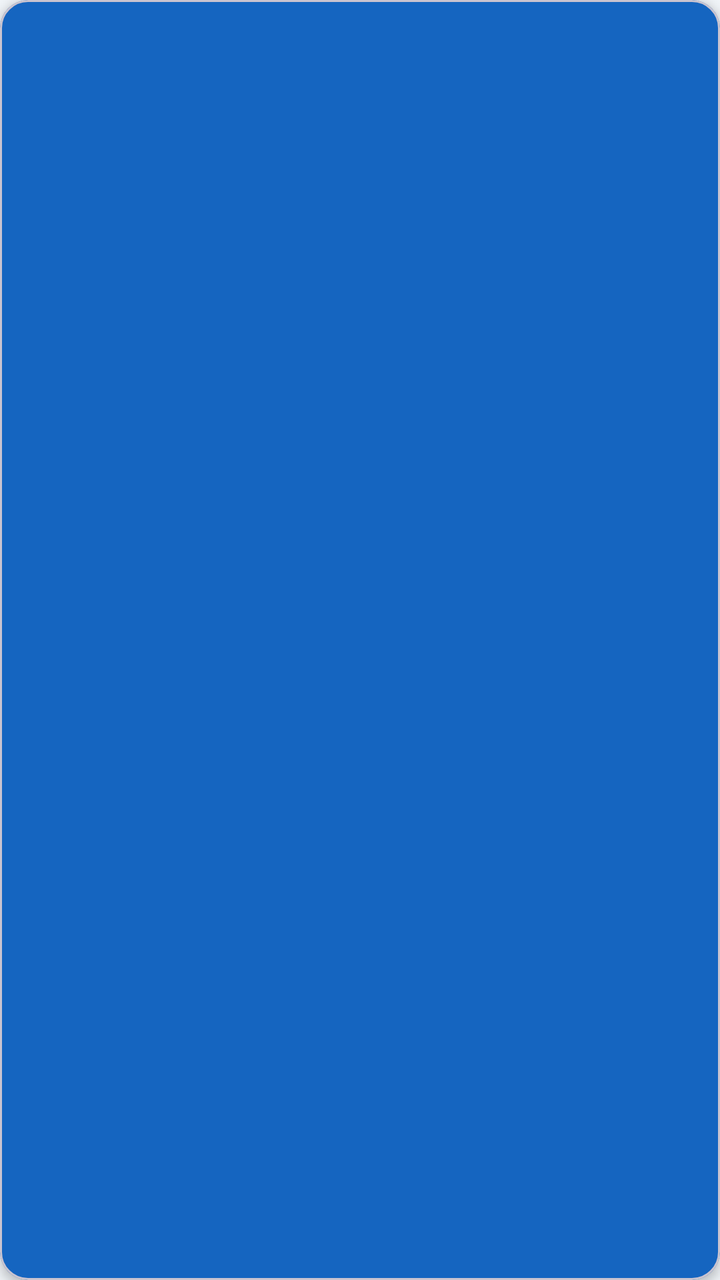
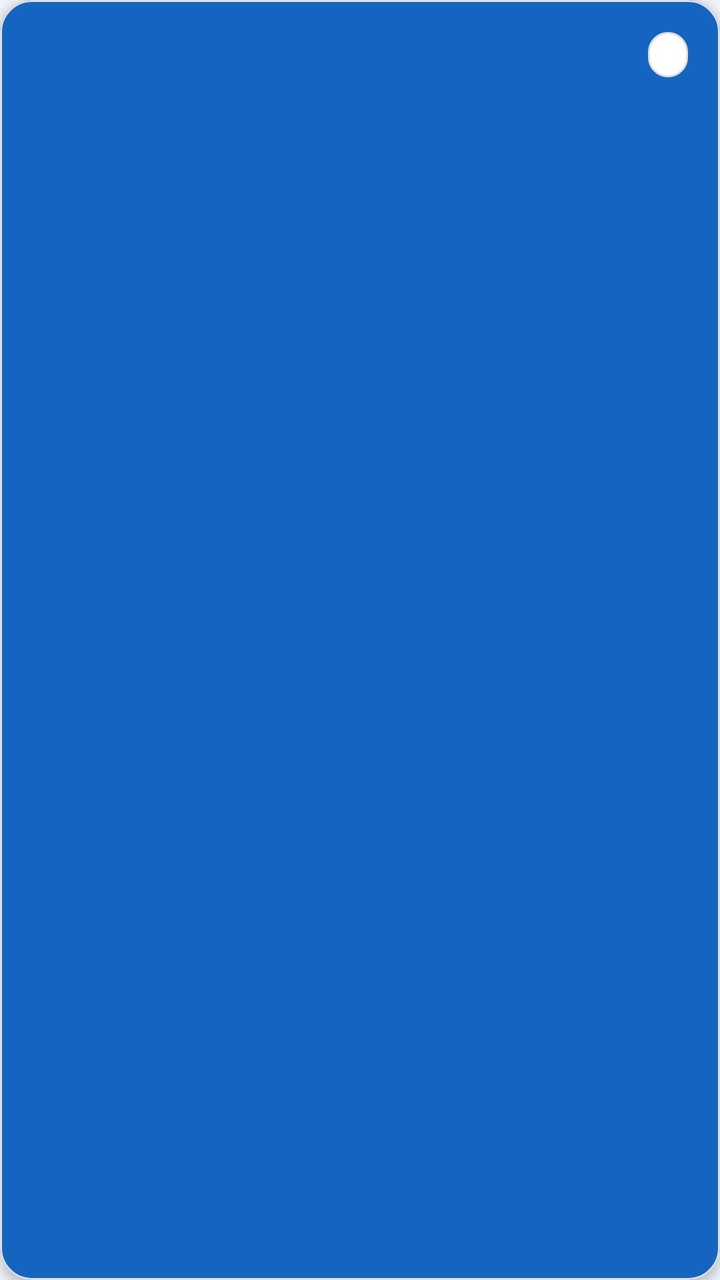

An Android layout rendered at two revisions. The XML below is the earlier revision; the diff shows what the commit changed to produce the second picture.
<!-- AndroidManifest.xml: application theme Theme.Test -->
<!-- res/layout/item_batch_header.xml -->
<?xml version="1.0" encoding="utf-8"?>
<com.google.android.material.card.MaterialCardView xmlns:android="http://schemas.android.com/apk/res/android"
    xmlns:app="http://schemas.android.com/apk/res-auto"
    android:layout_width="match_parent"
    android:layout_height="wrap_content"
    android:layout_marginBottom="2dp"
    app:cardBackgroundColor="@color/primary"
    app:cardCornerRadius="14dp"
    app:cardElevation="3dp">

    <LinearLayout
        android:layout_width="match_parent"
        android:layout_height="wrap_content"
        android:orientation="vertical"
        android:padding="16dp">

        <LinearLayout
            android:layout_width="match_parent"
            android:layout_height="wrap_content"
            android:gravity="center_vertical"
            android:orientation="horizontal">

            <TextView
                android:id="@+id/tvBatchId"
                android:layout_width="0dp"
                android:layout_height="wrap_content"
                android:layout_weight="1"
                android:textColor="#FFFFFF"
                android:textSize="15sp"
                android:textStyle="bold" />

            <TextView
                android:id="@+id/tvBatchStatus"
                android:layout_width="wrap_content"
                android:layout_height="wrap_content"
                android:paddingHorizontal="10dp"
                android:paddingVertical="4dp"
                android:textSize="11sp"
                android:textStyle="bold" />
        </LinearLayout>

        <LinearLayout
            android:layout_width="match_parent"
            android:layout_height="wrap_content"
            android:layout_marginTop="6dp"
            android:gravity="center_vertical"
            android:orientation="horizontal">

            <LinearLayout
                android:layout_width="0dp"
                android:layout_height="wrap_content"
                android:layout_weight="1"
                android:orientation="vertical">

                <TextView
                    android:id="@+id/tvBatchDate"
                    android:layout_width="wrap_content"
                    android:layout_height="wrap_content"
                    android:textColor="#B3FFFFFF"
                    android:textSize="12sp" />

                <TextView
                    android:id="@+id/tvBatchCustomer"
                    android:layout_width="wrap_content"
                    android:layout_height="wrap_content"
                    android:layout_marginTop="2dp"
                    android:textColor="#CCFFFFFF"
                    android:textSize="13sp"
                    android:visibility="gone" />
            </LinearLayout>

            <TextView
                android:id="@+id/tvBatchTotal"
                android:layout_width="wrap_content"
                android:layout_height="wrap_content"
                android:textColor="#FFFFFF"
                android:textSize="20sp"
                android:textStyle="bold" />
        </LinearLayout>
    </LinearLayout>
</com.google.android.material.card.MaterialCardView>
<!-- resources referenced by this layout -->
<resources>
  <color name="primary">#1565C0</color>
  <style name="Theme.Test" parent="Base.Theme.Test" />
  <style name="Base.Theme.Test" parent="Theme.Material3.Light.NoActionBar">
          <item name="android:windowBackground">@color/background</item>
          <item name="colorPrimary">@color/primary</item>
          <item name="colorOnPrimary">@color/white</item>
          <item name="colorPrimaryContainer">@color/light_primary</item>
          <item name="colorOnPrimaryContainer">@color/primary_dark</item>
          <item name="colorSurface">@color/surface</item>
          <item name="colorOnSurface">@color/text_primary</item>
          <item name="colorSurfaceVariant">@color/background</item>
          <item name="android:statusBarColor">@android:color/transparent</item>
      </style>
  <color name="background">#F0F4F8</color>
  <color name="white">#FFFFFFFF</color>
  <color name="light_primary">#E3F2FD</color>
  <color name="primary_dark">#0D47A1</color>
  <color name="surface">#FFFFFF</color>
  <color name="text_primary">#212121</color>
</resources>

<!-- the commit's change to res/layout/item_batch_header.xml (unified diff, before → after) -->
@@ -3,9 +3,9 @@
     xmlns:app="http://schemas.android.com/apk/res-auto"
     android:layout_width="match_parent"
     android:layout_height="wrap_content"
-    android:layout_marginBottom="2dp"
+    android:layout_marginBottom="8dp"
     app:cardBackgroundColor="@color/primary"
-    app:cardCornerRadius="14dp"
+    app:cardCornerRadius="16dp"
     app:cardElevation="3dp">
 
     <LinearLayout
@@ -33,6 +33,7 @@
                 android:id="@+id/tvBatchStatus"
                 android:layout_width="wrap_content"
                 android:layout_height="wrap_content"
+                android:background="@drawable/bg_status_chip"
                 android:paddingHorizontal="10dp"
                 android:paddingVertical="4dp"
                 android:textSize="11sp"
<!-- resource entries referenced after the edit -->
@@ -1,23 +1,59 @@
 <!-- resources referenced by this layout -->
 <resources>
   <color name="primary">#1565C0</color>
-  <style name="Theme.Test" parent="Base.Theme.Test" />
+  <!-- drawable bg_status_chip (drawable) -->
+  <?xml version="1.0" encoding="utf-8"?>
+  <shape xmlns:android="http://schemas.android.com/apk/res/android"
+      android:shape="rectangle">
+      <solid android:color="#FFFFFF"/>
+      <corners android:radius="20dp"/>
+      <stroke android:width="1dp" android:color="#E0E0E0"/>
+  </shape>
+  <style name="Theme.Test" parent="Base.Theme.Test">
+          <item name="android:windowAnimationStyle">@style/WindowAnimation.Slide</item>
+      </style>
   <style name="Base.Theme.Test" parent="Theme.Material3.Light.NoActionBar">
           <item name="android:windowBackground">@color/background</item>
           <item name="colorPrimary">@color/primary</item>
           <item name="colorOnPrimary">@color/white</item>
           <item name="colorPrimaryContainer">@color/light_primary</item>
           <item name="colorOnPrimaryContainer">@color/primary_dark</item>
+          <item name="colorSecondary">@color/primary_light</item>
+          <item name="colorOnSecondary">@color/white</item>
+          <item name="colorSecondaryContainer">@color/light_primary</item>
+          <item name="colorTertiary">@color/success</item>
+          <item name="colorOnTertiary">@color/white</item>
+          <item name="colorError">@color/red</item>
+          <item name="colorOnError">@color/white</item>
+          <item name="colorErrorContainer">@color/error_light</item>
           <item name="colorSurface">@color/surface</item>
           <item name="colorOnSurface">@color/text_primary</item>
           <item name="colorSurfaceVariant">@color/background</item>
+          <item name="colorOnSurfaceVariant">@color/text_secondary</item>
+          <item name="colorOutline">@color/outline</item>
+          <item name="colorOutlineVariant">@color/light_gray</item>
           <item name="android:statusBarColor">@android:color/transparent</item>
+          <item name="android:navigationBarColor">@color/surface</item>
+          <item name="android:windowLightNavigationBar" tools:targetApi="27">true</item>
+      </style>
+  <style name="WindowAnimation.Slide" parent="@android:style/Animation.Activity">
+          <item name="android:activityOpenEnterAnimation">@anim/slide_in_right</item>
+          <item name="android:activityOpenExitAnimation">@anim/slide_out_left</item>
+          <item name="android:activityCloseEnterAnimation">@anim/slide_in_left</item>
+          <item name="android:activityCloseExitAnimation">@anim/slide_out_right</item>
       </style>
   <color name="background">#F0F4F8</color>
   <color name="white">#FFFFFFFF</color>
   <color name="light_primary">#E3F2FD</color>
   <color name="primary_dark">#0D47A1</color>
+  <color name="primary_light">#1976D2</color>
+  <color name="success">#2E7D32</color>
+  <color name="red">#C62828</color>
+  <color name="error_light">#FFEBEE</color>
   <color name="surface">#FFFFFF</color>
   <color name="text_primary">#212121</color>
+  <color name="text_secondary">#616161</color>
+  <color name="outline">#79747E</color>
+  <color name="light_gray">#E0E0E0</color>
 </resources>
 
